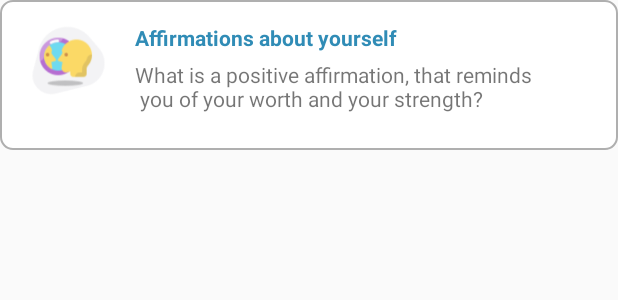
After one commit to kajgaard/MentaliTree, an Android app: the layout workbook_task.xml on its own in the app's theme, with its tools: preview values and no code run, on a phone screen of 412 x 824 dp. The commit adds this screen. Shown: the top 300 px of the screen. Run offline under Robolectric (Android 15) with nearby library versions, the light colour scheme and no system bars.

Commit message:
Workbook task item layout

```diff
--- /dev/null
+++ b/app/src/main/res/drawable/workbook_task_card_bg.xml
@@ -0,0 +1,16 @@
+<?xml version="1.0" encoding="utf-8"?>
+<shape
+    xmlns:android="http://schemas.android.com/apk/res/android"
+    android:shape="rectangle">
+
+    <stroke
+        android:width="1.5dp"
+        android:color="@color/light_grey" />
+
+    <solid
+        android:color="@android:color/white" />
+
+    <corners
+        android:radius="8dp" />
+
+</shape>
--- /dev/null
+++ b/app/src/main/res/layout/workbook_task.xml
@@ -0,0 +1,43 @@
+<?xml version="1.0" encoding="utf-8"?>
+<androidx.constraintlayout.widget.ConstraintLayout xmlns:android="http://schemas.android.com/apk/res/android"
+    xmlns:app="http://schemas.android.com/apk/res-auto"
+    xmlns:tools="http://schemas.android.com/tools"
+    android:layout_width="match_parent"
+    android:layout_height="100dp"
+    android:background="@drawable/workbook_task_card_bg">
+
+    <ImageView
+        android:id="@+id/workbookTaskIconIv"
+        android:layout_width="60dp"
+        android:layout_height="60dp"
+        android:layout_marginTop="10dp"
+        android:src="@drawable/reflection_task_icon"
+        app:layout_constraintEnd_toStartOf="@+id/workbookTaskTitleTv"
+        app:layout_constraintStart_toStartOf="parent"
+        app:layout_constraintTop_toTopOf="parent" />
+
+    <TextView
+        android:id="@+id/workbookTaskTitleTv"
+        android:layout_width="wrap_content"
+        android:layout_height="wrap_content"
+        android:layout_marginStart="90dp"
+        android:layout_marginTop="15dp"
+        android:text="Affirmations about yourself"
+        android:textColor="@color/blue"
+        android:textSize="14sp"
+        android:textStyle="bold"
+        app:layout_constraintStart_toStartOf="parent"
+        app:layout_constraintTop_toTopOf="parent" />
+
+    <TextView
+        android:id="@+id/workbookTaskShortDescriptionTv"
+        android:layout_width="wrap_content"
+        android:layout_height="wrap_content"
+        android:layout_marginTop="5dp"
+        android:text="What is a positive affirmation, that reminds\n
+you of your worth and your strength?"
+        app:layout_constraintStart_toStartOf="@+id/workbookTaskTitleTv"
+        app:layout_constraintTop_toBottomOf="@+id/workbookTaskTitleTv" />
+
+
+</androidx.constraintlayout.widget.ConstraintLayout>
--- a/app/src/main/res/values/colors.xml
+++ b/app/src/main/res/values/colors.xml
@@ -13,4 +13,5 @@
     <color name="green">#FF99B57A</color>
     <color name="red">#FFE97979</color>
     <color name="transparent_grey">#6B606566</color>
+    <color name="blue">#FF308CB6</color>
 </resources>
```
Also changed, not shown: app/src/main/res/drawable/butterfly_task_icon.png (added), app/src/main/res/drawable/clean_task_icon.png (added), app/src/main/res/drawable/fitness_task_icon.png (added), app/src/main/res/drawable/hand_with_heart_task_icon.png (added), app/src/main/res/drawable/healthy_food_task_icon.png (added), app/src/main/res/drawable/nature_task_icon.png (added), app/src/main/res/drawable/reflection_task_icon.png (added), app/src/main/res/drawable/social_task_icon.png (added), app/src/main/res/drawable/talking_task_icon.png (added), app/src/main/res/drawable/wipe_task_icon.png (added).
